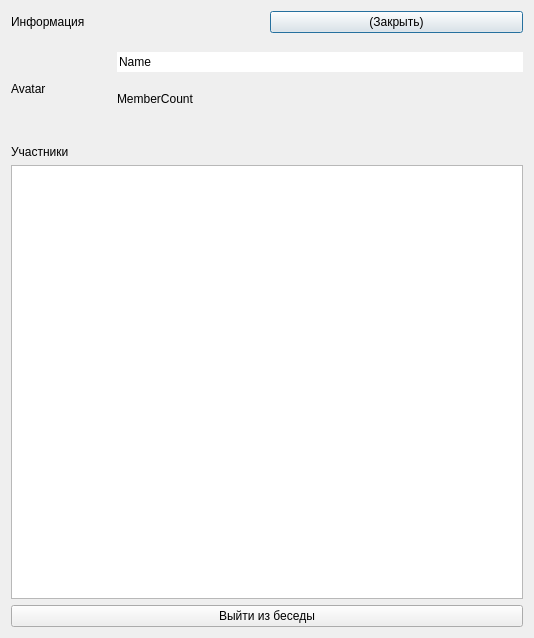
This is ui/chatdialog.ui in Korostast/chat-database-project as Qt 5 draws it before an edit. The edited form follows.
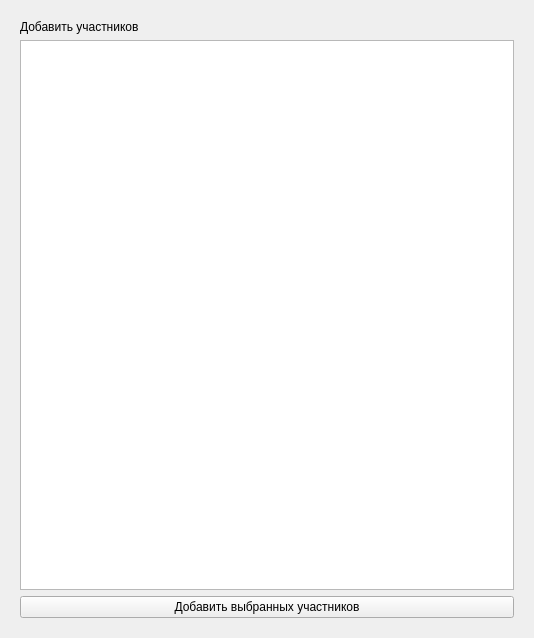
This is the edited form. Custom widgets are drawn as their Qt base class.

Commit message: Chat add member feature. Fixed some bugs.

```diff
--- a/ui/chatdialog.ui
+++ b/ui/chatdialog.ui
@@ -21,6 +21,13 @@
   </property>
   <layout class="QVBoxLayout" name="verticalLayout_2">
    <item>
+    <widget class="QStackedWidget" name="chat_dialog_stacked_widget">
+     <property name="currentIndex">
+      <number>1</number>
+     </property>
+     <widget class="QWidget" name="chat_dialog_info_page">
+      <layout class="QVBoxLayout" name="verticalLayout_3">
+       <item>
     <layout class="QHBoxLayout" name="horizontalLayout">
      <item>
       <widget class="QLabel" name="chat_dialog_info_label">
@@ -92,6 +99,8 @@
     </layout>
    </item>
    <item>
+        <layout class="QHBoxLayout" name="horizontalLayout_3">
+         <item>
     <widget class="QLabel" name="chat_dialog_members">
      <property name="text">
       <string>Участники</string>
@@ -99,6 +108,15 @@
     </widget>
    </item>
    <item>
+          <widget class="QPushButton" name="chat_dialog_add_member_button">
+           <property name="text">
+            <string>Добавить участника</string>
+           </property>
+          </widget>
+         </item>
+        </layout>
+       </item>
+       <item>
     <widget class="QListWidget" name="chat_dialog_members_list">
      <property name="selectionMode">
       <enum>QAbstractItemView::NoSelection</enum>
@@ -110,6 +128,39 @@
      <property name="text">
       <string>Выйти из беседы</string>
      </property>
+        </widget>
+       </item>
+      </layout>
+     </widget>
+     <widget class="QWidget" name="chat_dialog_add_member_page">
+      <layout class="QVBoxLayout" name="verticalLayout_4">
+       <item>
+        <layout class="QHBoxLayout" name="horizontalLayout_4">
+         <item>
+          <widget class="QLabel" name="chat_dialog_add_members_label">
+           <property name="text">
+            <string>Добавить участников</string>
+           </property>
+          </widget>
+         </item>
+        </layout>
+       </item>
+       <item>
+        <widget class="QListWidget" name="chat_dialog_add_members_friend_list">
+         <property name="selectionMode">
+          <enum>QAbstractItemView::MultiSelection</enum>
+         </property>
+        </widget>
+       </item>
+       <item>
+        <widget class="QPushButton" name="chat_dialog_add_members_button">
+         <property name="text">
+          <string>Добавить выбранных участников</string>
+         </property>
+        </widget>
+       </item>
+      </layout>
+     </widget>
     </widget>
    </item>
   </layout>
```
Lines whose indentation alone changed are shown as unchanged. The commit also changes 9 other files.
